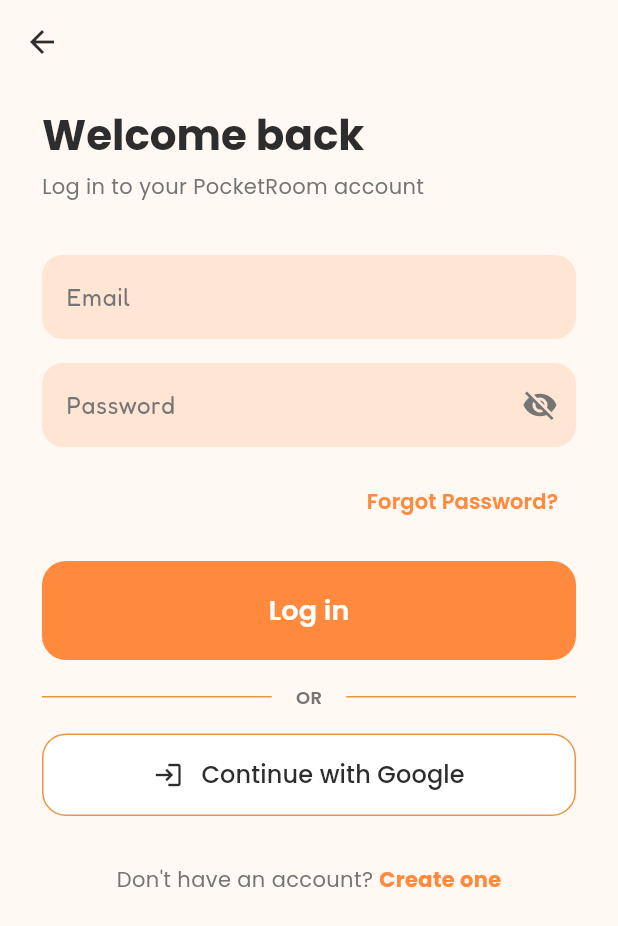
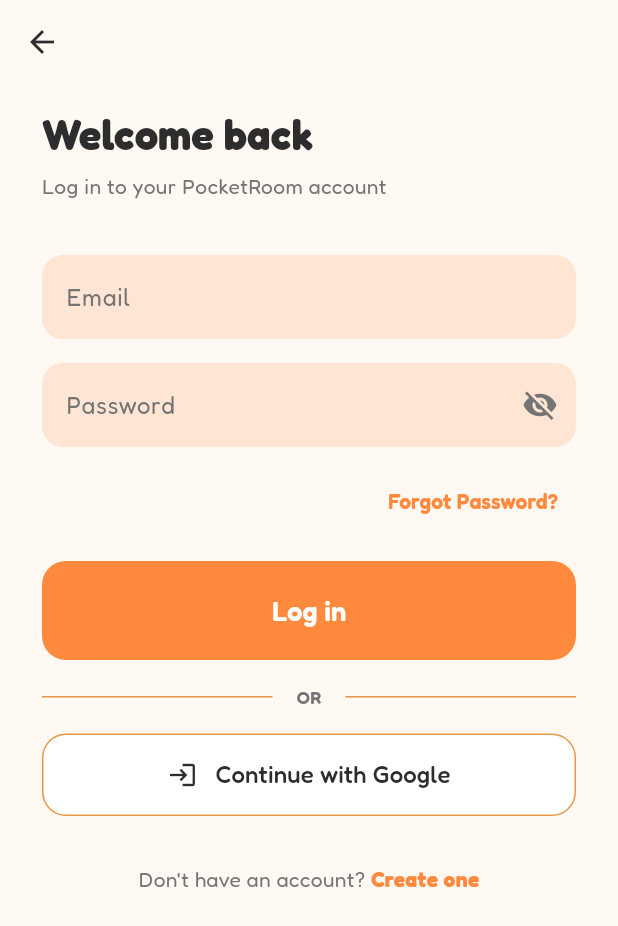
Before and after one commit to SDGPCS120/PocketRoom, a Flutter app: the LoginPage screen opened directly, on a phone screen of 412 x 824 dp. Shown: the top 926 px of the screen. Run offline on Flutter 3.47's test engine with Material 3 defaults, Android fonts, the phone set to English and light mode, and no system bars; our stand-ins replace cloud_firestore, firebase_auth, firebase_core, flutter_riverpod, google_fonts, google_sign_in; accounts and stored records are empty; network calls fail.

Commit message:
fixed the issue of the theme not matching

```diff
--- a/frontend/mobile/lib/src/features/auth/presentation/login_page.dart
+++ b/frontend/mobile/lib/src/features/auth/presentation/login_page.dart
@@ -322,7 +322,6 @@
                     style: textTheme.headlineMedium?.copyWith(
                       fontWeight: FontWeight.bold,
                       color: AppColors.textPrimary,
-                      fontFamily: GoogleFonts.poppins().fontFamily,
                     ),
                   ),
                   const SizedBox(height: 6),
@@ -330,7 +329,6 @@
                     'Log in to your PocketRoom account',
                     style: textTheme.bodyMedium?.copyWith(
                       color: AppColors.textSecondary,
-                      fontFamily: GoogleFonts.poppins().fontFamily,
                     ),
                   ),
                   const SizedBox(height: 36),
@@ -368,7 +366,6 @@
                         style: TextStyle(
                           color: AppColors.primary,
                           fontWeight: FontWeight.w600,
-                          fontFamily: GoogleFonts.poppins().fontFamily,
                         ),
                       ),
                     ),
@@ -391,7 +388,7 @@
                               width: 20,
                               child: CircularProgressIndicator(strokeWidth: 2, color: Colors.white),
                             )
-                          : Text('Log in', style: GoogleFonts.poppins(fontSize: 18, fontWeight: FontWeight.w600)),
+                          : const Text('Log in', style: TextStyle(fontSize: 18, fontWeight: FontWeight.w600)),
                     ),
                   ),
                   const SizedBox(height: 16),
@@ -406,7 +403,6 @@
                             color: AppColors.textSecondary,
                             fontSize: 12,
                             fontWeight: FontWeight.w600,
-                            fontFamily: GoogleFonts.poppins().fontFamily,
                           ),
                         ),
                       ),
@@ -430,9 +426,9 @@
                         children: [
                           const Icon(Icons.login, size: 20), // Placeholder for Google icon
                           const SizedBox(width: 12),
-                          Text(
+                          const Text(
                             'Continue with Google',
-                            style: GoogleFonts.poppins(fontSize: 16, fontWeight: FontWeight.w500)
+                            style: TextStyle(fontSize: 16, fontWeight: FontWeight.w500)
                           ),
                         ],
                       ),
@@ -446,7 +442,6 @@
                         "Don't have an account? ",
                         style: textTheme.bodyMedium?.copyWith(
                           color: AppColors.textSecondary,
-                          fontFamily: GoogleFonts.poppins().fontFamily,
                         ),
                       ),
                       GestureDetector(
@@ -456,9 +451,9 @@
                                   context,
                                   MaterialPageRoute(builder: (_) => const SignupPage()),
                                 ),
-                        child: Text(
+                        child: const Text(
                           'Create one',
-                          style: GoogleFonts.poppins(
+                          style: TextStyle(
                             color: AppColors.primary,
                             fontWeight: FontWeight.bold,
                           ),
```
